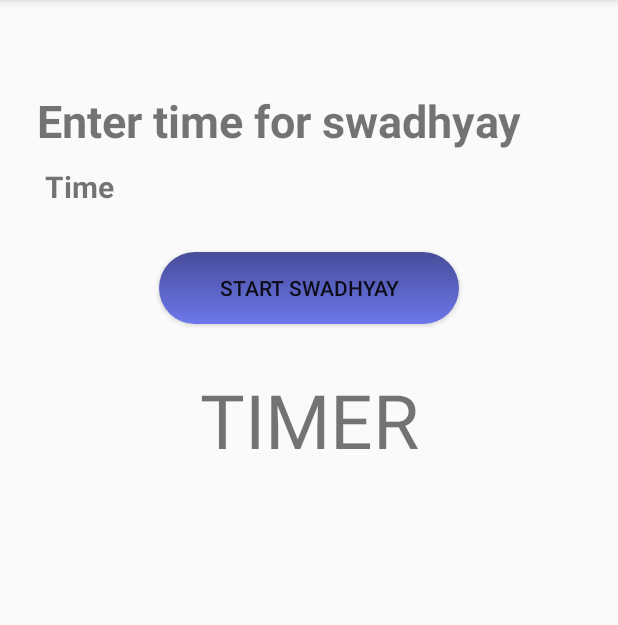
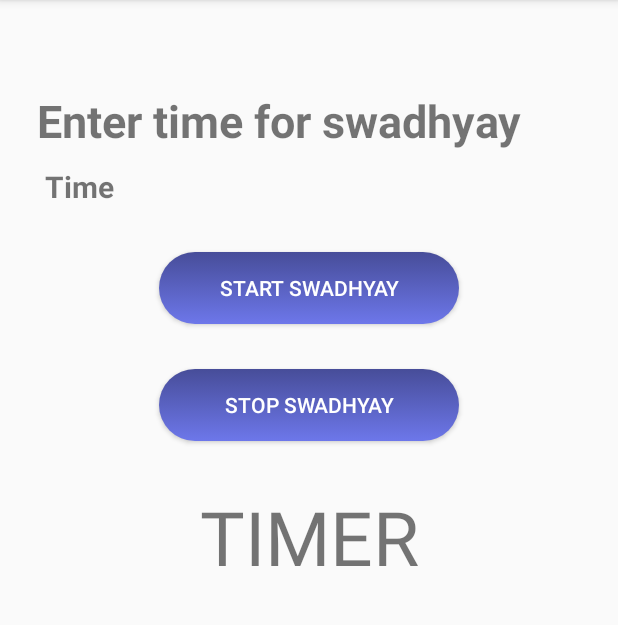
Before and after one commit to FLYINGKRIPTO/GayatriSamaj, an Android app: the Swadhyay screen opened directly, with no data from a screen before it, on a phone screen of 412 x 824 dp, the part 84-709 px from its top. Run offline under Robolectric (Android 15) with nearby library versions, the light colour scheme and no system bars.

Commit message:
swadhyay functionality finished

```diff
--- a/app/src/main/java/com/example/dell/jaapactivity/Swadhyay.java
+++ b/app/src/main/java/com/example/dell/jaapactivity/Swadhyay.java
@@ -1,25 +1,44 @@
 package com.example.dell.jaapactivity;
 
+import android.content.Context;
 import android.content.DialogInterface;
+import android.content.SharedPreferences;
 import android.os.Bundle;
+import android.os.CountDownTimer;
 import android.support.v7.app.AlertDialog;
 import android.support.v7.app.AppCompatActivity;
+import android.util.Log;
 import android.view.LayoutInflater;
 import android.view.View;
+import android.widget.Button;
 import android.widget.EditText;
 import android.widget.TextView;
+
+import java.util.concurrent.TimeUnit;
 
 public class Swadhyay extends AppCompatActivity {
      EditText swadhyayTime;
      TextView swadhyayTextView;
-     Integer timeText;
+     SharedPreferences sharedPreferences;
+     SharedPreferences.Editor editor;
+     TextView timerTextView;
+     Button startSwadhyay;
+     Button stopSwadhyay;
+     Long time_in_minutes = 0l;
+     Long time_in_milli = 0l;
+     MyCountdownTimer myCountdownTimer;
+     public static final String SWADHYAYPREFERENCES = "TimePref";
+     public static final String ENTERED_TIME = "time_entered";
+    private static final String TAG = "SwadhyayActivity";
 
     @Override
     protected void onCreate(Bundle savedInstanceState) {
         super.onCreate(savedInstanceState);
         setContentView(R.layout.activity_swadhyay);
         swadhyayTextView = findViewById(R.id.textViewSwadhyay);
-
+        timerTextView = findViewById(R.id.swadhyayTimer);
+        startSwadhyay = findViewById(R.id.startSwadhyay);
+        stopSwadhyay = findViewById(R.id.stopSwadhyay);
         LayoutInflater li = LayoutInflater.from(this);
         View promptsView = li.inflate(R.layout.prompts,null);
 
@@ -28,6 +47,9 @@ public class Swadhyay extends AppCompatActivity {
         alertDialogBuilder.setView(promptsView);
 
         swadhyayTime = promptsView.findViewById(R.id.editTextDialogUserInput);
+        //shared preferences for storing time
+        sharedPreferences = getSharedPreferences(SWADHYAYPREFERENCES, Context.MODE_PRIVATE);
+
 
         alertDialogBuilder
                 .setCancelable(false)
@@ -35,6 +57,14 @@ public class Swadhyay extends AppCompatActivity {
                     @Override
                     public void onClick(DialogInterface dialog, int which) {
                         swadhyayTextView.setText(swadhyayTime.getText());
+                        time_in_minutes = Long.parseLong(String.valueOf(swadhyayTime.getText()));
+                        time_in_milli = time_in_minutes * 60000;
+                        Log.d(TAG, "onClick: Time in minutes: "+ time_in_minutes);
+                        Log.d(TAG, "onClick: Time in milli seconds: "+ time_in_milli);
+                        editor = sharedPreferences.edit();
+                        editor.putLong(ENTERED_TIME,time_in_milli);
+                        editor.apply();
+
                     }
                 });
         alertDialogBuilder
@@ -48,7 +78,52 @@ public class Swadhyay extends AppCompatActivity {
         AlertDialog alertDialog = alertDialogBuilder.create();
         alertDialog.show();
 
+         startSwadhyay.setOnClickListener(new View.OnClickListener() {
+             @Override
+             public void onClick(View v) {
+                 startSwadhyay.setEnabled(false);
+                 Log.d(TAG, "onClick: startSwadhyay button clicked ");
+                    sharedPreferences = getSharedPreferences(SWADHYAYPREFERENCES,Context.MODE_PRIVATE);
+                    Long timer_time = sharedPreferences.getLong(ENTERED_TIME,0);
+                 Log.d(TAG, "onClick: time slected "+ timer_time);
+                    myCountdownTimer = new MyCountdownTimer(timer_time,100);
+                    myCountdownTimer.start();
+             }
+         });
 
+         stopSwadhyay.setOnClickListener(new View.OnClickListener() {
+             @Override
+             public void onClick(View v) {
+                 startSwadhyay.setEnabled(true);
+                 timerTextView.setText("00:00:00");
+                 myCountdownTimer.cancel();
+             }
+         });
 
     }
+    public class MyCountdownTimer extends CountDownTimer {
+
+        /**
+         * @param millisInFuture    The number of millis in the future from the call
+         *                          to {@link #start()} until the countdown is done and {@link #onFinish()}
+         *                          is called.
+         * @param countDownInterval The interval along the way to receive
+         *                          {@link #onTick(long)} callbacks.
+         */
+        public  MyCountdownTimer(long millisInFuture, long countDownInterval) {
+            super(millisInFuture, countDownInterval);
+        }
+
+        @Override
+        public void onTick(long millisUntilFinished) {
+            String hms = String.format("%02d:%02d:%02d", TimeUnit.MILLISECONDS.toHours(millisUntilFinished),
+                    TimeUnit.MILLISECONDS.toMinutes(millisUntilFinished) - TimeUnit.HOURS.toMinutes(TimeUnit.MILLISECONDS.toHours(millisUntilFinished)),
+                    TimeUnit.MILLISECONDS.toSeconds(millisUntilFinished) - TimeUnit.MINUTES.toSeconds(TimeUnit.MILLISECONDS.toMinutes(millisUntilFinished)));
+           timerTextView.setText(hms);
+        }
+        @Override
+        public void onFinish() {
+
+        }
+    }
 }
--- a/app/src/main/res/layout/activity_swadhyay.xml
+++ b/app/src/main/res/layout/activity_swadhyay.xml
@@ -30,10 +30,23 @@
         />
 
     <Button
+        android:id="@+id/startSwadhyay"
         android:layout_width="200dp"
         android:layout_height="wrap_content"
         android:layout_gravity="center_horizontal"
         android:text="start swadhyay"
+        android:textColor = "@color/white"
+        android:layout_marginTop="30dp"
+        android:background="@drawable/background"
+
+        />
+    <Button
+        android:id="@+id/stopSwadhyay"
+        android:layout_width="200dp"
+        android:layout_height="wrap_content"
+        android:layout_gravity="center_horizontal"
+        android:text="STOP swadhyay"
+        android:textColor = "@color/white"
         android:layout_marginTop="30dp"
         android:background="@drawable/background"
 
```
